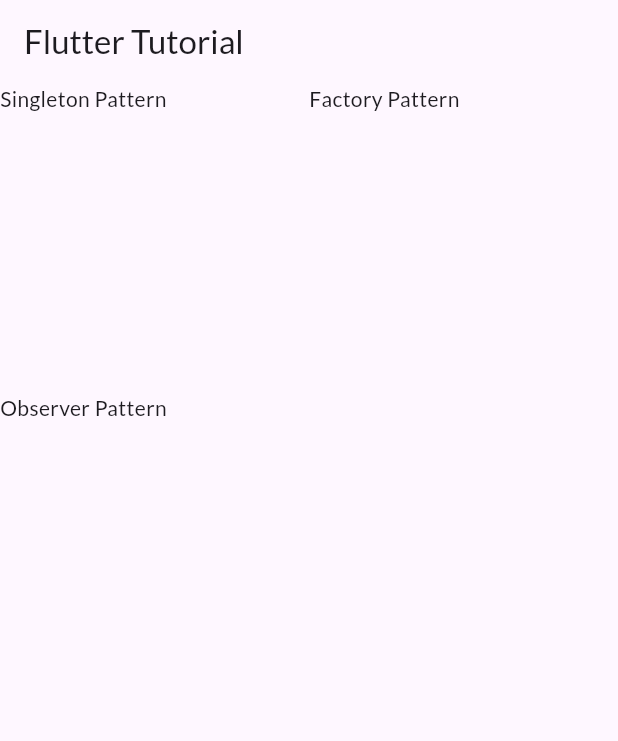
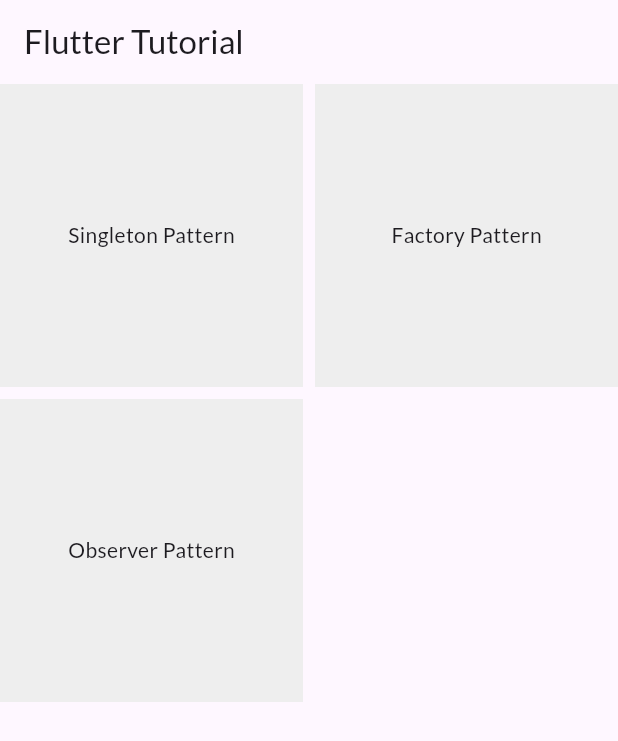
Before and after one commit to ratiebareeng/dart-design-patterns, a Flutter app: the screen it shows after launch, on a phone screen of 412 x 824 dp. Shown: the top 741 px of the screen. Run offline on Flutter 3.47's test engine with Material 3 defaults, Android fonts, the phone set to English and light mode, and no system bars; our stand-ins replace google_fonts.

Commit message:
Update grid content view

```diff
--- a/lib/main.dart
+++ b/lib/main.dart
@@ -42,6 +42,8 @@
       ),
       body: GridView.count(
         crossAxisCount: kIsWeb ? 4 : 2,
+        mainAxisSpacing: kIsWeb ? 16 : 8,
+        crossAxisSpacing: kIsWeb ? 16 : 8,
         children: tutorials
             .map((tutorial) => GestureDetector(
                   onTap: () {
@@ -53,7 +55,12 @@
                       ),
                     );
                   },
-                  child: Text(tutorial),
+                  child: Container(
+                    color: Colors.grey[200],
+                    child: Center(
+                      child: Text(tutorial),
+                    ),
+                  ),
                 ))
             .toList(),
       ),
```
